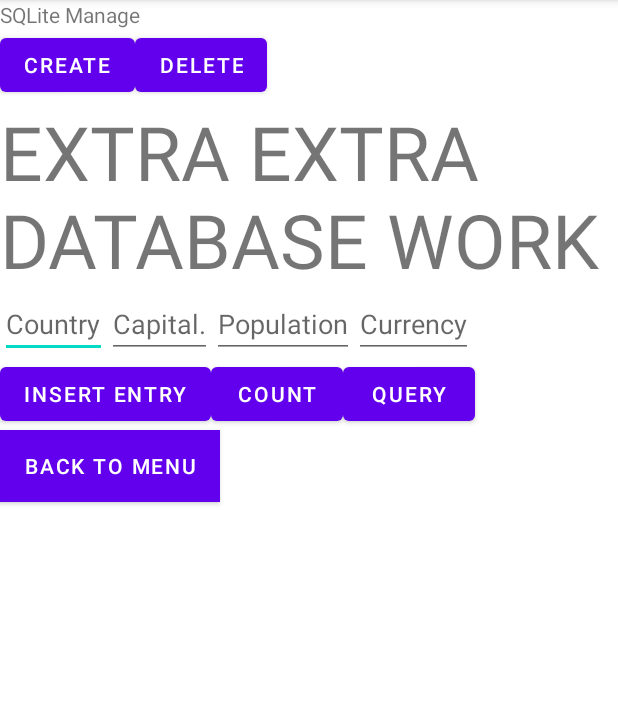
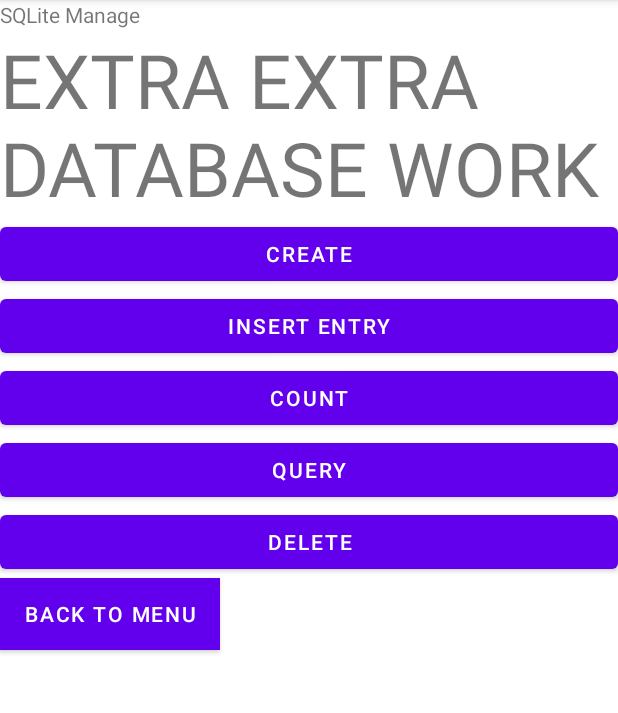
Before and after one commit to Kajmank2/Quizz-APP-DB, an Android app: the ManageActivity screen opened directly, with no data from a screen before it, after a tap on "INSERT ENTRY", on a phone screen of 412 x 824 dp, the part 84-797 px from its top. Run offline under Robolectric (Android 15) with nearby library versions, the phone set to English and light mode, and no system bars; 1 other tap on this screen came first.

```diff
--- a/app/src/main/java/com/example/geoappdb/ManageActivity.java
+++ b/app/src/main/java/com/example/geoappdb/ManageActivity.java
@@ -5,8 +5,6 @@ import android.database.DatabaseUtils;
 import android.database.sqlite.SQLiteDatabase;
 import android.os.Bundle;
 import android.view.View;
-import android.widget.Button;
-import android.widget.EditText;
 import android.widget.TextView;
 import android.widget.Toast;
 import androidx.appcompat.app.AppCompatActivity;
@@ -14,14 +12,11 @@ public class ManageActivity extends AppCompatActivity {
     QuestionDBHELPER questionDBHELPER;
     SQLiteDatabase sqldb=null;
     TextView tvdbinfo;
-    Button querybtn,entrybtn,coutnbtn;
-    EditText etcountry,etcapital,etpopulation,etcurrency;
     @Override
     protected void onCreate(Bundle savedInstanceState) {
         super.onCreate(savedInstanceState);
         setContentView(R.layout.manage_activity);
-        getViewsReferences();
-        enableButtons(false);
+        tvdbinfo=findViewById(R.id.tvdbinfo);
     }
     public void creation(View v){
     questionDBHELPER = new QuestionDBHELPER(this);
@@ -30,21 +25,15 @@ public class ManageActivity extends AppCompatActivity {
                 Toast.LENGTH_LONG).show();
         System.out.println("=========== \n"+questionDBHELPER.getDatabaseName());
         tvdbinfo.setText("EXTRA EXTRA DATABASE WORK");
-        enableButtons(true);
     }
     public void insertEntry(View view) {
-        String country = etcountry.getText().toString();
-        String capital = etcapital.getText().toString();
-        int population = Integer.parseInt(etpopulation.getText().toString());
-        String currency = etcurrency.getText().toString();
-        if(!country.equals("")&&!capital.equals("")){
-            ContentValues newRecord=new ContentValues();
-            newRecord.put(QuestionDBHELPER.COUNTRY,country);
-            newRecord.put(QuestionDBHELPER.CAPITAL,capital);
-            newRecord.put(QuestionDBHELPER.POPULATION,population);
-            newRecord.put(QuestionDBHELPER.CURRENCY,currency);
-            sqldb.insert(QuestionDBHELPER.TABLE_NAME,null,newRecord);
-        }
+        ContentValues cv = new ContentValues();
+        cv.put(QuestionDBHELPER.COUNTRY,"Italy");
+        cv.put(QuestionDBHELPER.CAPITAL,"Rome");
+        cv.put(QuestionDBHELPER.POPULATION,62);
+        cv.put(QuestionDBHELPER.CURRENCY,"Euro");
+        sqldb.insert(QuestionDBHELPER.TABLE_NAME,null,cv);
+        //Italy:Rome:62:Euro
     }
 
     public void queryDatabase(View view) {
@@ -62,34 +51,4 @@ public class ManageActivity extends AppCompatActivity {
 
     public void back(View view) {
     }
-
-    public void deleteDB(View view) {
-        questionDBHELPER.deleteDB();
-    }
-    private void enableButtons(boolean enable){
-        entrybtn.setEnabled(enable);
-        querybtn.setEnabled(enable);
-        coutnbtn.setEnabled(enable);
-    }
-    private void getViewsReferences() {
-        tvdbinfo = findViewById(R.id.tvdbinfo);
-        entrybtn=findViewById(R.id.entrybtn);
-        coutnbtn=findViewById(R.id.countbtn);
-        querybtn=findViewById(R.id.querybtn);
-        etcurrency = findViewById(R.id.etcurrency);
-        etcapital= findViewById(R.id.etcapital);
-        etpopulation = findViewById(R.id.etpopulation);
-        etcountry = findViewById(R.id.etcountry);
-    }
-    // ====================EXAMPLE FROM LESSON=============//
-    public void example(View view) {
-        ContentValues cv = new ContentValues();
-        cv.put(QuestionDBHELPER.COUNTRY,"Italy");
-        cv.put(QuestionDBHELPER.CAPITAL,"Rome");
-        cv.put(QuestionDBHELPER.POPULATION,62);
-        cv.put(QuestionDBHELPER.CURRENCY,"Euro");
-        sqldb.insert(QuestionDBHELPER.TABLE_NAME,null,cv);
-        //Italy:Rome:62:Euro
-    }
-
 }
--- a/app/src/main/res/layout/manage_activity.xml
+++ b/app/src/main/res/layout/manage_activity.xml
@@ -5,66 +5,40 @@
     android:layout_height="match_parent"
     android:orientation="vertical">
     <TextView
-        android:layout_width="wrap_content"
+        android:layout_width="match_parent"
         android:layout_height="wrap_content"
         android:text="SQLite Manage"/>
-    <LinearLayout
-        android:layout_width="match_parent"
-        android:layout_height="wrap_content"
-        android:orientation="horizontal">
-
-        <Button
-            android:layout_width="wrap_content"
-            android:layout_height="wrap_content"
-            android:text="Create"
-            android:onClick="creation"/>
-        <Button
-            android:layout_width="wrap_content"
-            android:layout_height="wrap_content"
-            android:text="Delete"
-            android:onClick="deleteDB"/>
-    </LinearLayout>
-
     <TextView
         android:id="@+id/tvdbinfo"
-        android:layout_width="wrap_content"
+        android:layout_width="match_parent"
         android:layout_height="wrap_content"
         android:text="SQLite Manage"
         android:textSize="50dp"/>
-
-    <LinearLayout android:layout_width="match_parent" android:layout_height="wrap_content" android:orientation="horizontal">
-        <EditText android:id="@+id/etcountry" android:layout_height="wrap_content" android:layout_width="wrap_content" android:hint="Country"/>
-        <EditText android:id="@+id/etcapital" android:layout_height="wrap_content" android:layout_width="wrap_content"  android:hint="Capital."/>
-        <EditText android:id="@+id/etpopulation" android:layout_height="wrap_content" android:layout_width="wrap_content" android:inputType="number" android:hint="Population"/>
-        <EditText android:id="@+id/etcurrency" android:layout_height="wrap_content" android:layout_width="wrap_content"  android:hint="Currency"/>
-    </LinearLayout>
-
-<LinearLayout
-    android:layout_width="match_parent"
-    android:layout_height="wrap_content"
-    android:orientation="horizontal">
-
     <Button
-        android:id="@+id/entrybtn"
-        android:layout_width="wrap_content"
+        android:layout_width="match_parent"
+        android:layout_height="wrap_content"
+        android:text="Create"
+        android:onClick="creation"/>
+    <Button
+        android:layout_width="match_parent"
         android:layout_height="wrap_content"
         android:text="Insert Entry"
         android:onClick="insertEntry"/>
     <Button
-        android:id="@+id/countbtn"
-        android:layout_width="wrap_content"
+        android:layout_width="match_parent"
         android:layout_height="wrap_content"
         android:text="Count"
         android:onClick="countRecords"/>
     <Button
-        android:id="@+id/querybtn"
-        android:layout_width="wrap_content"
+        android:layout_width="match_parent"
         android:layout_height="wrap_content"
         android:text="Query"
         android:onClick="queryDatabase"/>
-
-</LinearLayout>
-
+    <Button
+        android:layout_width="match_parent"
+        android:layout_height="wrap_content"
+        android:text="Delete"
+        android:onClick="deleteDB"/>
     <Button
         android:layout_width="wrap_content"
         android:layout_height="wrap_content"
```
